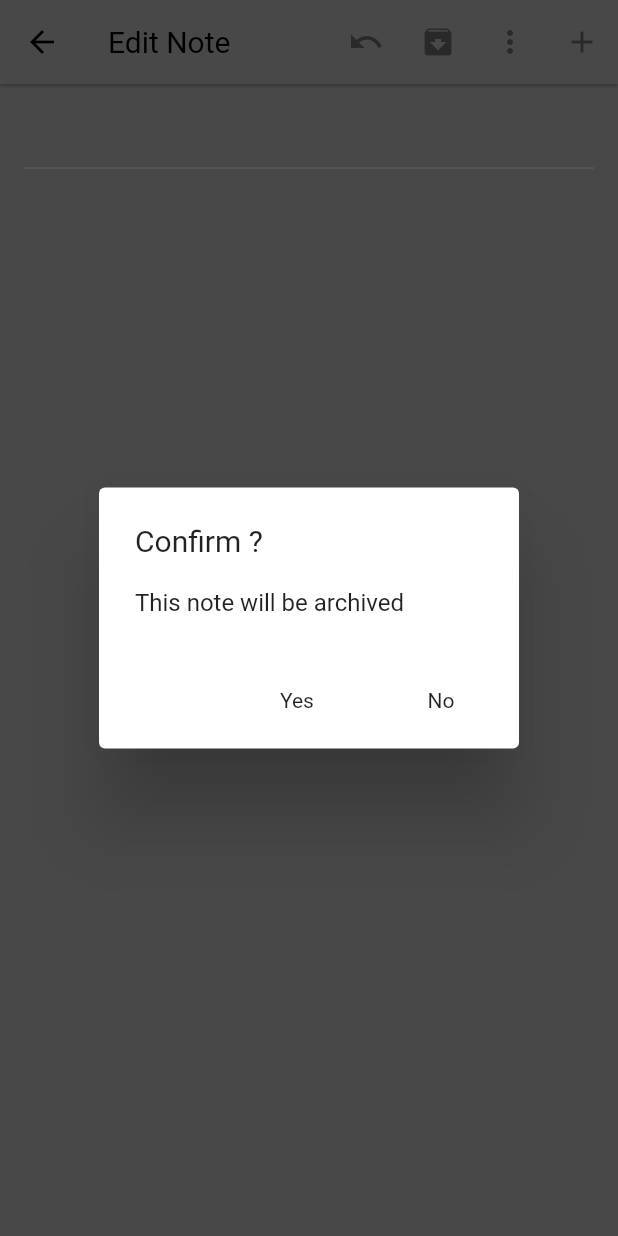
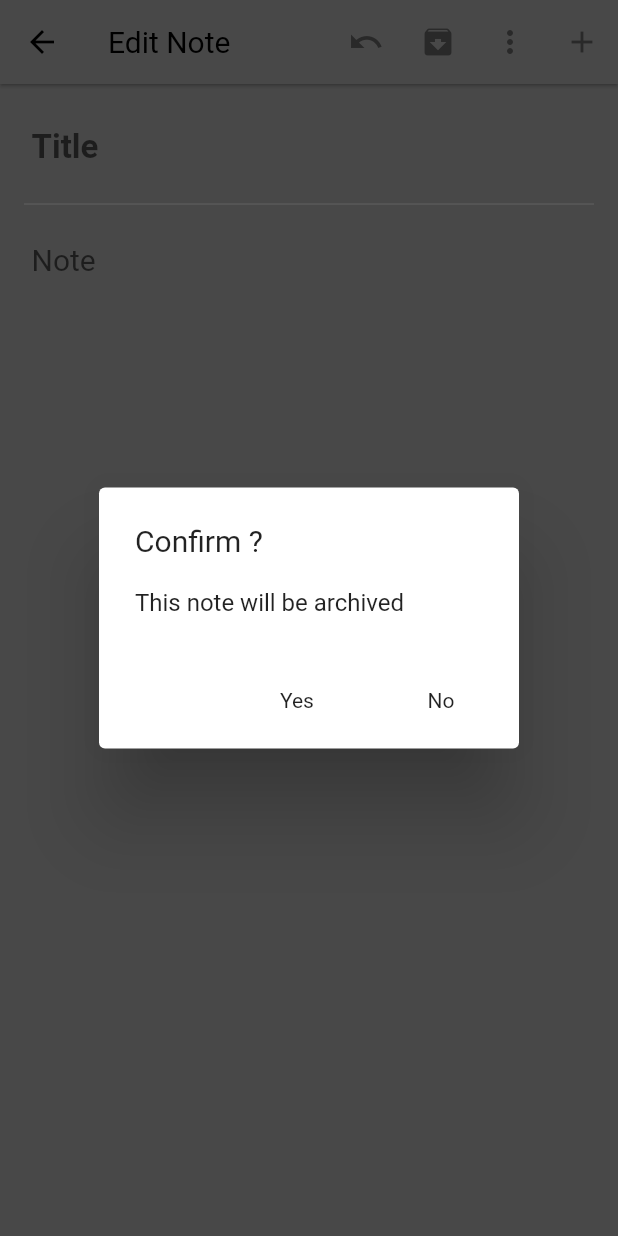
Before and after one commit to hadihmh/notpad-flutter, a Flutter app: the NotePage screen opened directly with empty values, after a tap on the "archive" icon, on a phone screen of 412 x 824 dp. Run offline on Flutter 3.47's test engine with Material 2 defaults, Android fonts, the phone set to English and light mode, and no system bars; our stand-ins replace auto_size_text, material_design_icons_flutter, share, sqflite; missing offline and left inert: kf_drawer; accounts and stored records are empty.

Commit message:
some changes

```diff
--- a/lib/ViewControllers/NotePage.dart
+++ b/lib/ViewControllers/NotePage.dart
@@ -23,11 +23,9 @@ class _NotePageState extends State<NotePage> {
   final _titleFocus = FocusNode();
   final _contentFocus = FocusNode();
 
-  String _titleFrominitial ;
+  String _titleFrominitial;
   String _contentFromInitial;
   DateTime _lastEditedForUndo;
-
-
 
   var _editableNote;
 
@@ -47,7 +45,6 @@ class _NotePageState extends State<NotePage> {
     _titleFrominitial = widget.noteInEditing.title;
     _contentFromInitial = widget.noteInEditing.content;
 
-
     if (widget.noteInEditing.id == -1) {
       _isNewNote = true;
     }
@@ -61,15 +58,18 @@ class _NotePageState extends State<NotePage> {
 
   @override
   Widget build(BuildContext context) {
-
-    if(_editableNote.id == -1 && _editableNote.title.isEmpty) {
+    final double deviceHeight = MediaQuery.of(context).size.height;
+    final double deviceWidth = MediaQuery.of(context).size.width;
+    if (_editableNote.id == -1 && _editableNote.title.isEmpty) {
       FocusScope.of(context).requestFocus(_titleFocus);
     }
 
     return WillPopScope(
       child: Scaffold(
+        //resizeToAvoidBottomInset: false,
         key: _globalKey,
-        appBar: AppBar(brightness: Brightness.light,
+        appBar: AppBar(
+          brightness: Brightness.light,
           leading: BackButton(
             color: Colors.black,
           ),
@@ -78,30 +78,27 @@ class _NotePageState extends State<NotePage> {
           backgroundColor: note_color,
           title: _pageTitle(),
         ),
-        body: _body(context),
+        body: _body(context, deviceHeight, deviceWidth),
       ),
       onWillPop: _readyToPop,
     );
   }
 
-  Widget _body(BuildContext ctx) {
-    return
-
-      Container(
+  Widget _body(BuildContext ctx, double deviceHeight, double deviceWidth) {
+    return Container(
         color: note_color,
         padding: EdgeInsets.only(left: 16, right: 16, top: 12),
-      child:
-
-      SafeArea(child:
-      Column(
-        mainAxisAlignment: MainAxisAlignment.start,
+        child: SafeArea(
+          child: ListView(
+            // mainAxisAlignment: MainAxisAlignment.start,
             children: <Widget>[
-          Flexible(
-      child: Container(
+              Container(
                 padding: EdgeInsets.all(5),
 //          decoration: BoxDecoration(border: Border.all(color: CentralStation.borderColor,width: 1 ),borderRadius: BorderRadius.all(Radius.circular(10)) ),
-            child: EditableText(
-                onChanged: (str) => {updateNoteObject()},
+                child: TextFormField(
+                  decoration: InputDecoration(
+                      border: InputBorder.none, hintText: "Title"),
+                  onSaved: (str) => {updateNoteObject()},
                   maxLines: null,
                   controller: _titleController,
                   focusNode: _titleFocus,
@@ -110,43 +107,50 @@ class _NotePageState extends State<NotePage> {
                       fontSize: 22,
                       fontWeight: FontWeight.bold),
                   cursorColor: Colors.blue,
-                backgroundCursorColor: Colors.blue),
+                  // backgroundCursorColor: Colors.blue
                 ),
+                //color: Colors.white,
+
+                //sdfdheight: 100,
               ),
+              Divider(
+                color: CentralStation.borderColor,
+              ),
+              Container(
+                  //height: 100,
+                  //color:Colors.black,
 
-          Divider(color: CentralStation.borderColor,),
-
-          Flexible( child: Container(
                   padding: EdgeInsets.all(5),
 //    decoration: BoxDecoration(border: Border.all(color: CentralStation.borderColor,width: 1),borderRadius: BorderRadius.all(Radius.circular(10)) ),
-              child: EditableText(
-            onChanged: (str) => {updateNoteObject()},
-            maxLines: 300, // line limit extendable later
+                  child: TextFormField(
+                    decoration: InputDecoration(
+                        border: InputBorder.none,
+                        hintText: "Note",
+                        fillColor: Colors.white),
+                    onSaved: (str) => {updateNoteObject()},
+                    maxLines: null, // line limit extendable later
                     controller: _contentController,
                     focusNode: _contentFocus,
-            style: TextStyle(color: Colors.black, fontSize: 20),
-            backgroundCursorColor: Colors.red,
+
+                    style: TextStyle(
+                      color: Colors.black,
+                      fontSize: 20,
+                    ),
+                    //backgroundCursorColor: Colors.red,
                     cursorColor: Colors.blue,
-          )
-          )
-          )
-
+                  ))
             ],
           ),
-          left: true,right: true,top: false,bottom: false,
-    )
-    )
-
-
-
-    ;
+          left: true,
+          right: true,
+          top: false,
+          bottom: false,
+        ));
   }
 
   Widget _pageTitle() {
     return Text(_editableNote.id == -1 ? "New Note" : "Edit Note");
   }
-
-
 
   List<Widget> _archiveAction(BuildContext context) {
     List<Widget> actions = [];
@@ -164,7 +168,8 @@ class _NotePageState extends State<NotePage> {
         ),
       ));
     }
-    actions += [
+    if (widget.noteInEditing.id != -1) {
+      actions.add(
         Padding(
           padding: EdgeInsets.symmetric(horizontal: 12),
           child: InkWell(
@@ -177,6 +182,9 @@ class _NotePageState extends State<NotePage> {
             ),
           ),
         ),
+      );
+    }
+    actions += [
       Padding(
         padding: EdgeInsets.symmetric(horizontal: 12),
         child: InkWell(
@@ -193,7 +201,7 @@ class _NotePageState extends State<NotePage> {
         padding: EdgeInsets.symmetric(horizontal: 12),
         child: InkWell(
           child: GestureDetector(
-            onTap: () => { _saveAndStartNewNote(context)  },
+            onTap: () => {_saveAndStartNewNote(context)},
             child: Icon(
               Icons.add,
               color: CentralStation.fontColor,
@@ -250,7 +258,6 @@ class _NotePageState extends State<NotePage> {
     print("same title? ${_editableNote.title == _titleFrominitial}");
     print("same content? ${_editableNote.content == _contentFromInitial}");
 
-
     if (!(_editableNote.title == _titleFrominitial &&
             _editableNote.content == _contentFromInitial) ||
         (_isNewNote)) {
@@ -281,7 +288,8 @@ class _NotePageState extends State<NotePage> {
           }
           break;
         }
-      case moreOptions.copy : {
+      case moreOptions.copy:
+        {
           _copy();
           break;
         }
@@ -298,7 +306,7 @@ class _NotePageState extends State<NotePage> {
               content: Text("This note will be deleted permanently"),
               actions: <Widget>[
                 FlatButton(
-                onPressed: ()  {
+                    onPressed: () {
                       _persistenceTimer.cancel();
                       var noteDB = NotesDBHandler();
                       Navigator.of(context).pop();
@@ -306,7 +314,6 @@ class _NotePageState extends State<NotePage> {
                       CentralStation.updateNeeded = true;
 
                       Navigator.of(context).pop();
-
                     },
                     child: Text("Yes")),
                 FlatButton(
@@ -336,12 +343,13 @@ class _NotePageState extends State<NotePage> {
     }
   }
 
-  void _saveAndStartNewNote(BuildContext context){
+  void _saveAndStartNewNote(BuildContext context) {
     _persistenceTimer.cancel();
-    var emptyNote = new Note(-1, "", "", DateTime.now(), DateTime.now(), Colors.white);
+    var emptyNote =
+        new Note(-1, "", "", DateTime.now(), DateTime.now(), Colors.white);
     Navigator.of(context).pop();
-    Navigator.push(context, MaterialPageRoute(builder: (ctx) => NotePage(emptyNote)));
-
+    Navigator.push(
+        context, MaterialPageRoute(builder: (ctx) => NotePage(emptyNote)));
   }
 
   Future<bool> _readyToPop() async {
@@ -396,30 +404,25 @@ class _NotePageState extends State<NotePage> {
     Scaffold.of(context).showSnackBar(new SnackBar(content: Text("deleted")));
   }
 
-  void _copy(){
+  void _copy() {
     var noteDB = NotesDBHandler();
-    Note copy = Note(-1,
-        _editableNote.title,
-        _editableNote.content,
-        DateTime.now(),
-        DateTime.now(),
-        _editableNote.note_color) ;
-
+    Note copy = Note(-1, _editableNote.title, _editableNote.content,
+        DateTime.now(), DateTime.now(), _editableNote.note_color);
 
     var status = noteDB.copyNote(copy);
-    status.then((query_success){
-      if (query_success){
+    status.then((query_success) {
+      if (query_success) {
         CentralStation.updateNeeded = true;
         Navigator.of(_globalKey.currentContext).pop();
       }
     });
   }
 
-
-
   void _undo() {
-    _titleController.text = _titleFrominitial;// widget.noteInEditing.title;
-    _contentController.text = _contentFromInitial;// widget.noteInEditing.content;
-    _editableNote.date_last_edited = _lastEditedForUndo;// widget.noteInEditing.date_last_edited;
+    _titleController.text = _titleFrominitial; // widget.noteInEditing.title;
+    _contentController.text =
+        _contentFromInitial; // widget.noteInEditing.content;
+    _editableNote.date_last_edited =
+        _lastEditedForUndo; // widget.noteInEditing.date_last_edited;
   }
 }
--- a/lib/main.dart
+++ b/lib/main.dart
@@ -6,6 +6,7 @@ import './utils/class_builder.dart';
 
 void main() {
   ClassBuilder.registerClasses();
+  //debugPaintSizeEnabled=true;
   runApp(MyApp());
 }
 
```
Lines whose indentation alone changed are shown as unchanged.
